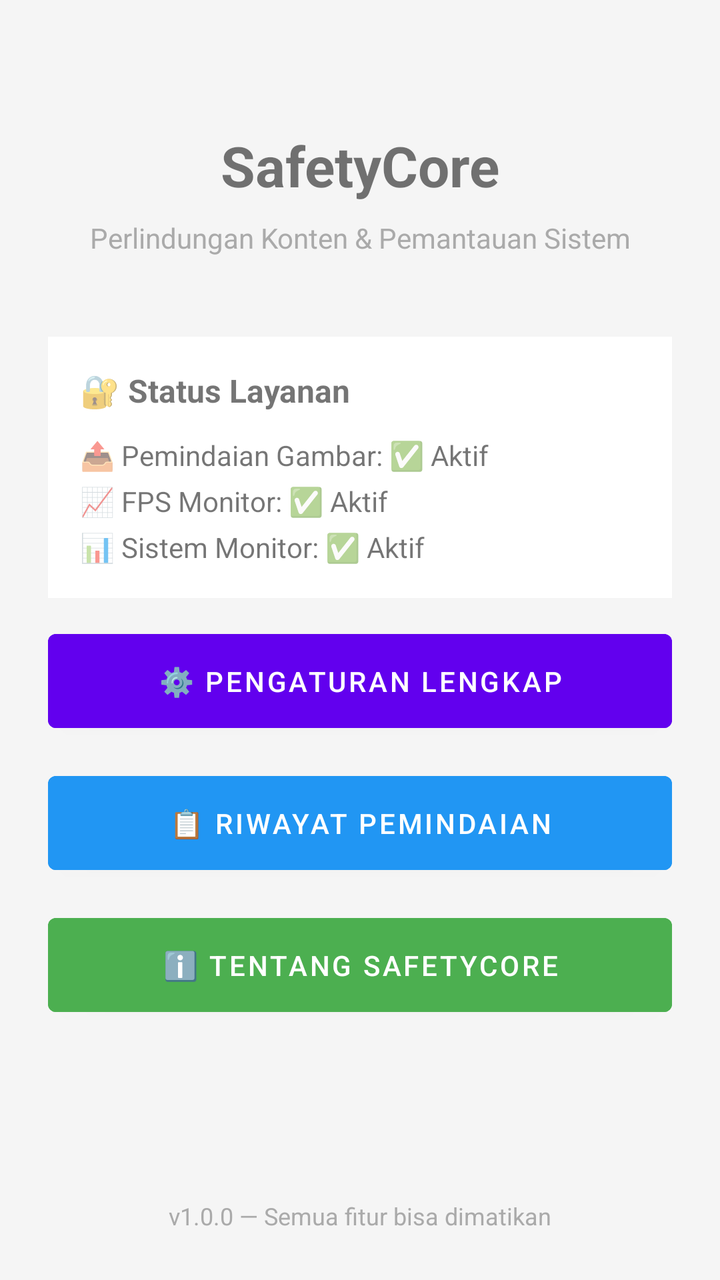
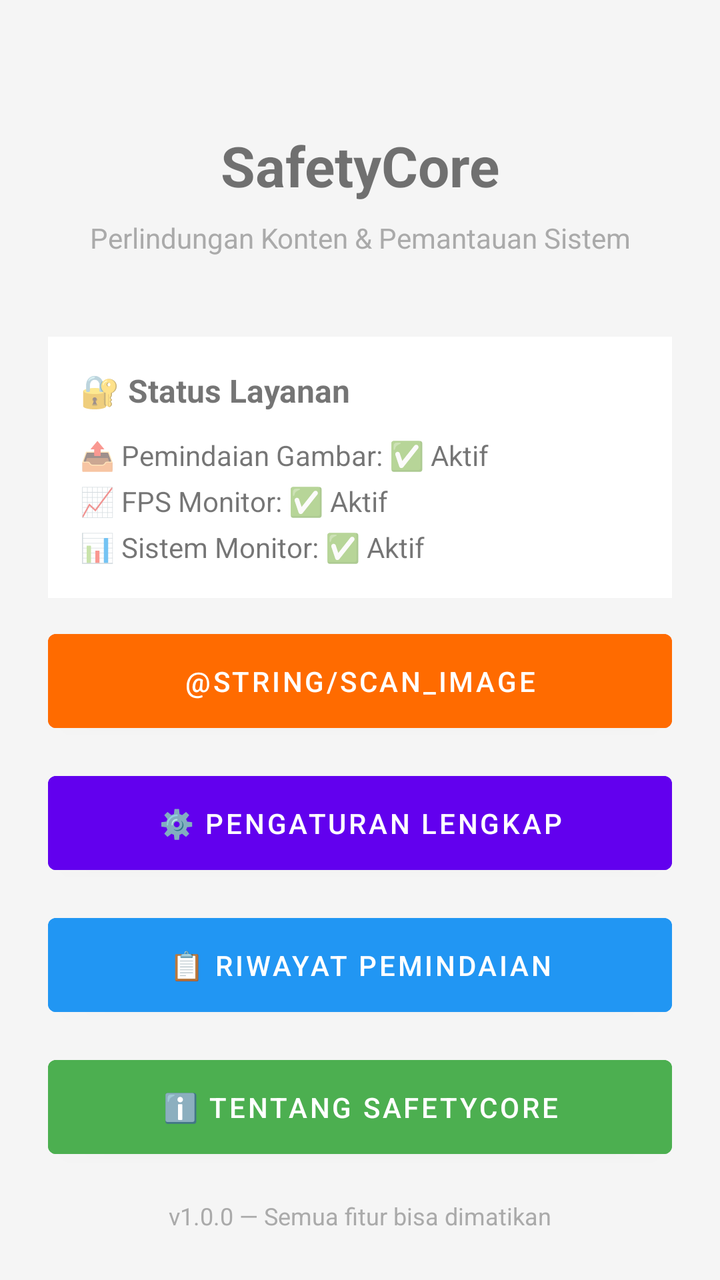

Compare the two renders of this Android layout. The source of the first and the diff that turns it into the second are given below.
<!-- AndroidManifest.xml: application theme Theme.MaterialComponents.Light.DarkActionBar -->
<!-- res/layout/activity_main.xml -->
<?xml version="1.0" encoding="utf-8"?>
<LinearLayout xmlns:android="http://schemas.android.com/apk/res/android"
    android:layout_width="match_parent"
    android:layout_height="match_parent"
    android:orientation="vertical"
    android:padding="24dp"
    android:background="#F5F5F5">

    <TextView
        android:layout_width="match_parent"
        android:layout_height="wrap_content"
        android:text="@string/app_name"
        android:textSize="28sp"
        android:textStyle="bold"
        android:gravity="center"
        android:layout_marginTop="40dp"
        android:layout_marginBottom="8dp"/>

    <TextView
        android:layout_width="match_parent"
        android:layout_height="wrap_content"
        android:text="@string/app_subtitle"
        android:textSize="14sp"
        android:gravity="center"
        android:textColor="@android:color/darker_gray"
        android:layout_marginBottom="40dp"/>

    <LinearLayout
        android:layout_width="match_parent"
        android:layout_height="wrap_content"
        android:orientation="vertical"
        android:background="#FFFFFF"
        android:padding="16dp"
        android:layout_marginBottom="12dp">

        <TextView
            android:layout_width="match_parent"
            android:layout_height="wrap_content"
            android:text="@string/service_status"
            android:textSize="16sp"
            android:textStyle="bold"
            android:layout_marginBottom="12dp"/>

        <TextView
            android:id="@+id/tv_scan_status"
            android:layout_width="match_parent"
            android:layout_height="wrap_content"
            android:text="@string/scan_enabled"
            android:textSize="14sp"
            android:layout_marginBottom="4dp"/>

        <TextView
            android:id="@+id/tv_fps_status"
            android:layout_width="match_parent"
            android:layout_height="wrap_content"
            android:text="@string/fps_enabled"
            android:textSize="14sp"
            android:layout_marginBottom="4dp"/>

        <TextView
            android:id="@+id/tv_monitor_status"
            android:layout_width="match_parent"
            android:layout_height="wrap_content"
            android:text="@string/monitor_enabled"
            android:textSize="14sp"/>
    </LinearLayout>

    <Button
        android:id="@+id/btn_settings"
        android:layout_width="match_parent"
        android:layout_height="wrap_content"
        android:text="@string/settings"
        android:backgroundTint="#6200EE"
        android:textColor="#FFFFFF"
        android:layout_marginBottom="12dp"
        android:paddingVertical="14dp"/>

    <Button
        android:id="@+id/btn_history"
        android:layout_width="match_parent"
        android:layout_height="wrap_content"
        android:text="@string/history"
        android:backgroundTint="#2196F3"
        android:textColor="#FFFFFF"
        android:layout_marginBottom="12dp"
        android:paddingVertical="14dp"/>

    <Button
        android:id="@+id/btn_about"
        android:layout_width="match_parent"
        android:layout_height="wrap_content"
        android:text="@string/about"
        android:backgroundTint="#4CAF50"
        android:textColor="#FFFFFF"
        android:paddingVertical="14dp"/>

    <View
        android:layout_width="match_parent"
        android:layout_height="0dp"
        android:layout_weight="1"/>

    <TextView
        android:layout_width="match_parent"
        android:layout_height="wrap_content"
        android:text="@string/version_info"
        android:textSize="12sp"
        android:gravity="center"
        android:textColor="@android:color/darker_gray"/>

</LinearLayout>
<!-- resources referenced by this layout -->
<resources>
  <string name="about">ℹ️ Tentang SafetyCore</string>
  <string name="app_name">SafetyCore</string>
  <string name="app_subtitle">Perlindungan Konten &amp; Pemantauan Sistem</string>
  <string name="fps_enabled">📈 FPS Monitor: ✅ Aktif</string>
  <string name="history">📋 Riwayat Pemindaian</string>
  <string name="monitor_enabled">📊 Sistem Monitor: ✅ Aktif</string>
  <string name="scan_enabled">📤 Pemindaian Gambar: ✅ Aktif</string>
  <string name="service_status">🔐 Status Layanan</string>
  <string name="settings">⚙️ Pengaturan Lengkap</string>
  <string name="version_info">v1.0.0 — Semua fitur bisa dimatikan</string>
</resources>

<!-- the commit's change to res/layout/activity_main.xml (unified diff, before → after) -->
@@ -66,6 +66,16 @@
     </LinearLayout>
 
     <Button
+        android:id="@+id/btnScanImage"
+        android:layout_width="match_parent"
+        android:layout_height="wrap_content"
+        android:text="@string/scan_image"
+        android:backgroundTint="#FF6B00"
+        android:textColor="#FFFFFF"
+        android:layout_marginBottom="12dp"
+        android:paddingVertical="14dp"/>
+
+    <Button
         android:id="@+id/btn_settings"
         android:layout_width="match_parent"
         android:layout_height="wrap_content"
